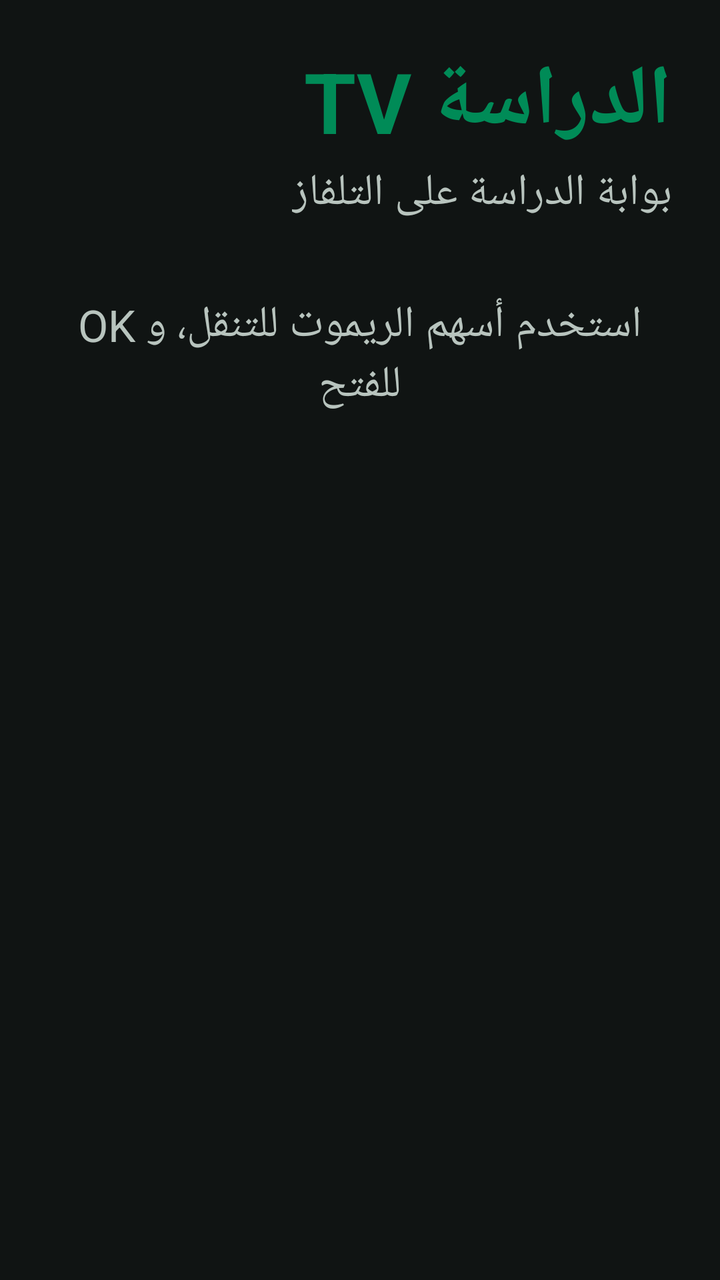
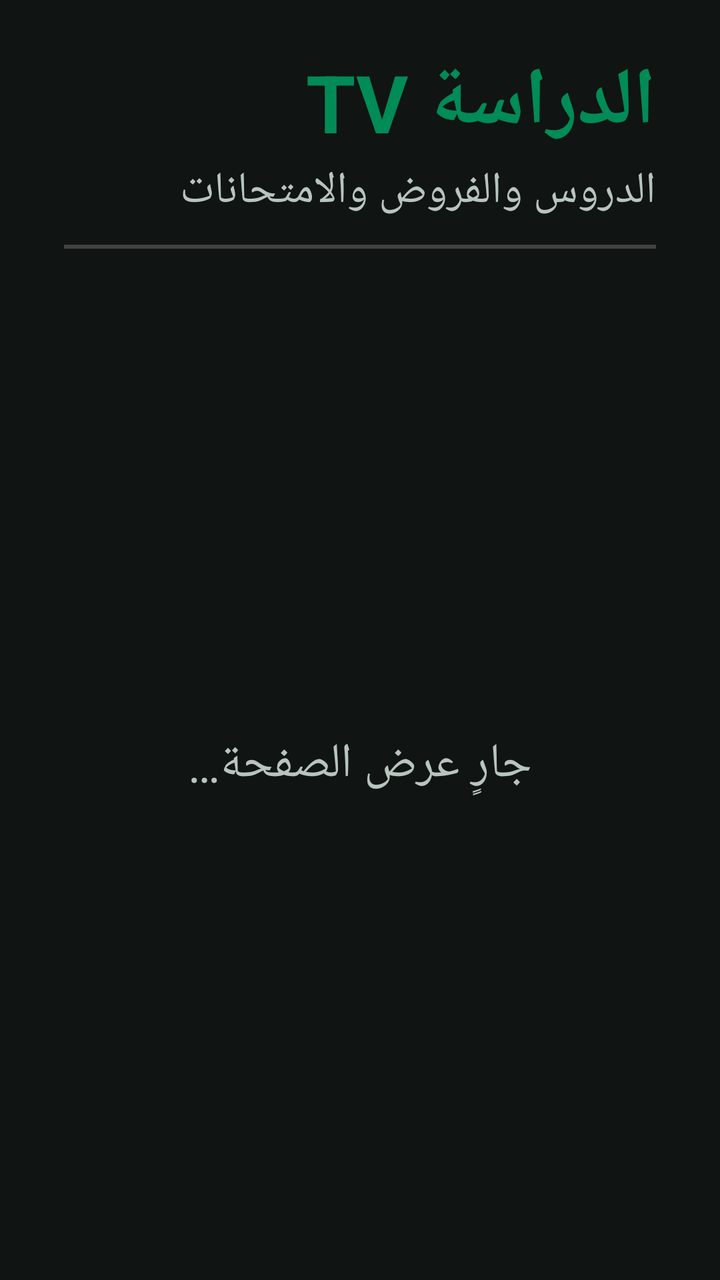

Before-and-after screenshots of an Android layout around one commit, followed by the original layout XML and the change that was made.
<!-- AndroidManifest.xml: application theme Theme.EdDirasaTV -->
<!-- res/layout/activity_home.xml -->
<?xml version="1.0" encoding="utf-8"?>
<ScrollView xmlns:android="http://schemas.android.com/apk/res/android"
    android:layout_width="match_parent"
    android:layout_height="match_parent"
    android:background="@color/background_dark"
    android:clipToPadding="false"
    android:descendantFocusability="afterDescendants"
    android:fillViewport="true"
    android:focusable="false"
    android:layoutDirection="rtl"
    android:paddingStart="24dp"
    android:paddingTop="22dp"
    android:paddingEnd="24dp"
    android:paddingBottom="22dp"
    android:scrollbars="none">

    <LinearLayout
        android:layout_width="match_parent"
        android:layout_height="wrap_content"
        android:orientation="vertical">

        <TextView
            android:layout_width="wrap_content"
            android:layout_height="wrap_content"
            android:text="@string/app_name"
            android:textColor="@color/brand_green"
            android:textSize="42sp"
            android:textStyle="bold" />

        <TextView
            android:layout_width="wrap_content"
            android:layout_height="wrap_content"
            android:layout_marginTop="2dp"
            android:layout_marginBottom="20dp"
            android:text="@string/home_subtitle"
            android:textColor="@color/text_secondary"
            android:textSize="22sp" />

        <LinearLayout
            android:id="@+id/gridContainer"
            android:layout_width="match_parent"
            android:layout_height="wrap_content"
            android:clipChildren="false"
            android:clipToPadding="false"
            android:orientation="vertical" />

        <TextView
            android:layout_width="match_parent"
            android:layout_height="wrap_content"
            android:layout_marginTop="16dp"
            android:gravity="center"
            android:text="@string/home_hint"
            android:textColor="@color/text_secondary"
            android:textSize="22sp" />

    </LinearLayout>

</ScrollView>
<!-- resources referenced by this layout -->
<resources>
  <color name="background_dark">#101413</color>
  <color name="brand_green">#008B57</color>
  <color name="text_secondary">#B8C4BE</color>
  <string name="app_name">الدراسة TV</string>
  <string name="home_hint">استخدم أسهم الريموت للتنقل، و OK للفتح</string>
  <string name="home_subtitle">بوابة الدراسة على التلفاز</string>
  <style name="Theme.EdDirasaTV" parent="Theme.AppCompat.NoActionBar">
          <item name="colorPrimary">@color/brand_green</item>
          <item name="colorPrimaryDark">@color/brand_green_dark</item>
          <item name="colorAccent">@color/focus_border</item>
          <item name="android:windowBackground">@color/background_dark</item>
          <item name="android:textColor">@color/text_light</item>
      </style>
  <color name="brand_green_dark">#00693F</color>
  <color name="focus_border">#FFEB3B</color>
  <color name="text_light">#FFFFFF</color>
</resources>

<!-- the commit's change to res/layout/activity_home.xml (unified diff, before → after) -->
@@ -1,58 +1,70 @@
 <?xml version="1.0" encoding="utf-8"?>
-<ScrollView xmlns:android="http://schemas.android.com/apk/res/android"
+<LinearLayout xmlns:android="http://schemas.android.com/apk/res/android"
     android:layout_width="match_parent"
     android:layout_height="match_parent"
     android:background="@color/background_dark"
-    android:clipToPadding="false"
-    android:descendantFocusability="afterDescendants"
-    android:fillViewport="true"
-    android:focusable="false"
-    android:layoutDirection="rtl"
-    android:paddingStart="24dp"
-    android:paddingTop="22dp"
-    android:paddingEnd="24dp"
-    android:paddingBottom="22dp"
-    android:scrollbars="none">
+    android:orientation="vertical"
+    android:layoutDirection="rtl">
 
     <LinearLayout
         android:layout_width="match_parent"
         android:layout_height="wrap_content"
-        android:orientation="vertical">
+        android:orientation="vertical"
+        android:paddingStart="32dp"
+        android:paddingTop="24dp"
+        android:paddingEnd="32dp"
+        android:paddingBottom="12dp">
 
         <TextView
             android:layout_width="wrap_content"
             android:layout_height="wrap_content"
             android:text="@string/app_name"
             android:textColor="@color/brand_green"
-            android:textSize="42sp"
+            android:textSize="40sp"
             android:textStyle="bold" />
 
         <TextView
             android:layout_width="wrap_content"
             android:layout_height="wrap_content"
             android:layout_marginTop="2dp"
-            android:layout_marginBottom="20dp"
             android:text="@string/home_subtitle"
-            android:textColor="@color/text_secondary"
-            android:textSize="22sp" />
-
-        <LinearLayout
-            android:id="@+id/gridContainer"
-            android:layout_width="match_parent"
-            android:layout_height="wrap_content"
-            android:clipChildren="false"
-            android:clipToPadding="false"
-            android:orientation="vertical" />
-
-        <TextView
-            android:layout_width="match_parent"
-            android:layout_height="wrap_content"
-            android:layout_marginTop="16dp"
-            android:gravity="center"
-            android:text="@string/home_hint"
             android:textColor="@color/text_secondary"
             android:textSize="22sp" />
 
     </LinearLayout>
 
-</ScrollView>
+    <View
+        android:layout_width="match_parent"
+        android:layout_height="2dp"
+        android:layout_marginStart="32dp"
+        android:layout_marginEnd="32dp"
+        android:background="@color/tile_stroke" />
+
+    <FrameLayout
+        android:layout_width="match_parent"
+        android:layout_height="0dp"
+        android:layout_weight="1">
+
+        <androidx.recyclerview.widget.RecyclerView
+            android:id="@+id/listRecycler"
+            android:layout_width="match_parent"
+            android:layout_height="match_parent"
+            android:clipToPadding="false"
+            android:paddingStart="24dp"
+            android:paddingTop="16dp"
+            android:paddingEnd="24dp"
+            android:paddingBottom="24dp"
+            android:scrollbars="none" />
+
+        <TextView
+            android:id="@+id/homeLoading"
+            android:layout_width="wrap_content"
+            android:layout_height="wrap_content"
+            android:layout_gravity="center"
+            android:text="@string/pdf_loading"
+            android:textColor="@color/text_secondary"
+            android:textSize="24sp" />
+
+    </FrameLayout>
+
+</LinearLayout>
<!-- resource entries referenced after the edit -->
@@ -3,9 +3,10 @@
   <color name="background_dark">#101413</color>
   <color name="brand_green">#008B57</color>
   <color name="text_secondary">#B8C4BE</color>
+  <color name="tile_stroke">#33FFFFFF</color>
   <string name="app_name">الدراسة TV</string>
-  <string name="home_hint">استخدم أسهم الريموت للتنقل، و OK للفتح</string>
-  <string name="home_subtitle">بوابة الدراسة على التلفاز</string>
+  <string name="home_subtitle">الدروس والفروض والامتحانات</string>
+  <string name="pdf_loading">جارٍ عرض الصفحة…</string>
   <style name="Theme.EdDirasaTV" parent="Theme.AppCompat.NoActionBar">
           <item name="colorPrimary">@color/brand_green</item>
           <item name="colorPrimaryDark">@color/brand_green_dark</item>
